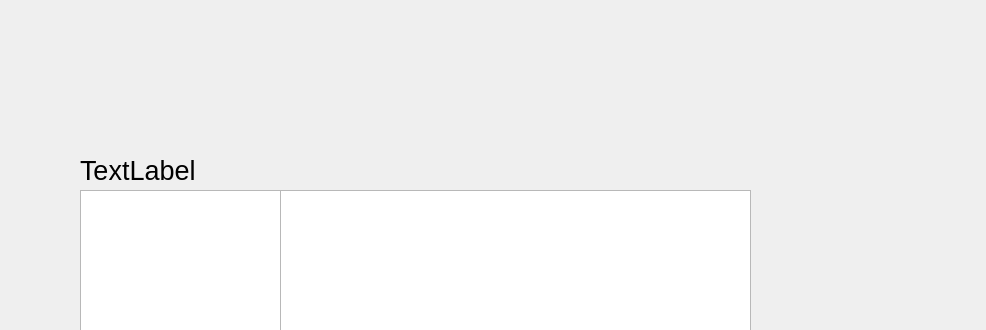
The window that showscore.ui (mqqqqj/C-Course-Design) describes before a commit, drawn with Qt 5; both pictures show x 150 to 1136 and y 0 to 330 of the 1136 by 660 pixel window.
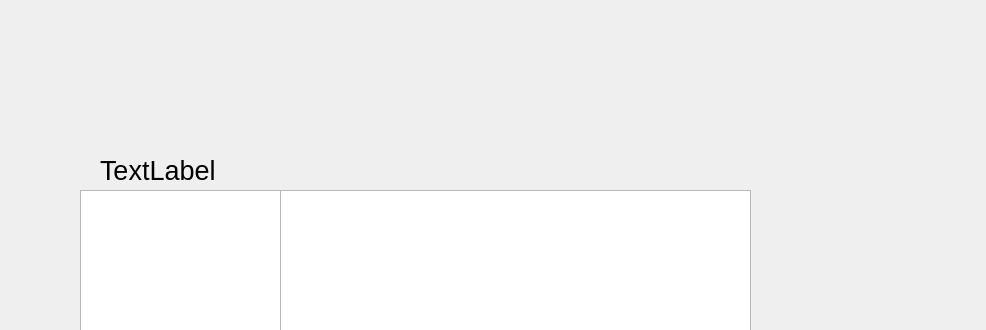
The same window after the commit. Icons and pictures are not drawn.

```diff
--- a/showscore.ui
+++ b/showscore.ui
@@ -17,7 +17,7 @@
    <widget class="QLabel" name="myscore">
     <property name="geometry">
      <rect>
-      <x>230</x>
+      <x>250</x>
       <y>110</y>
       <width>791</width>
       <height>121</height>
```
